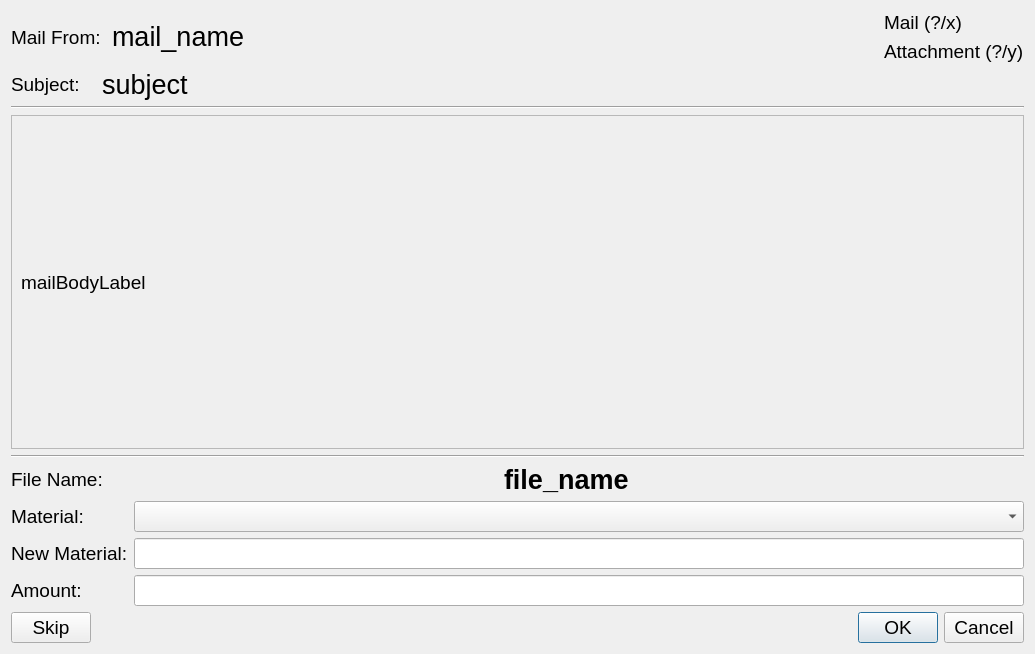
First picture: the form in creator_administrator/printer/ui/import_mail_dialog.ui, repository GijsGroote/creator_administrator, before the edit.
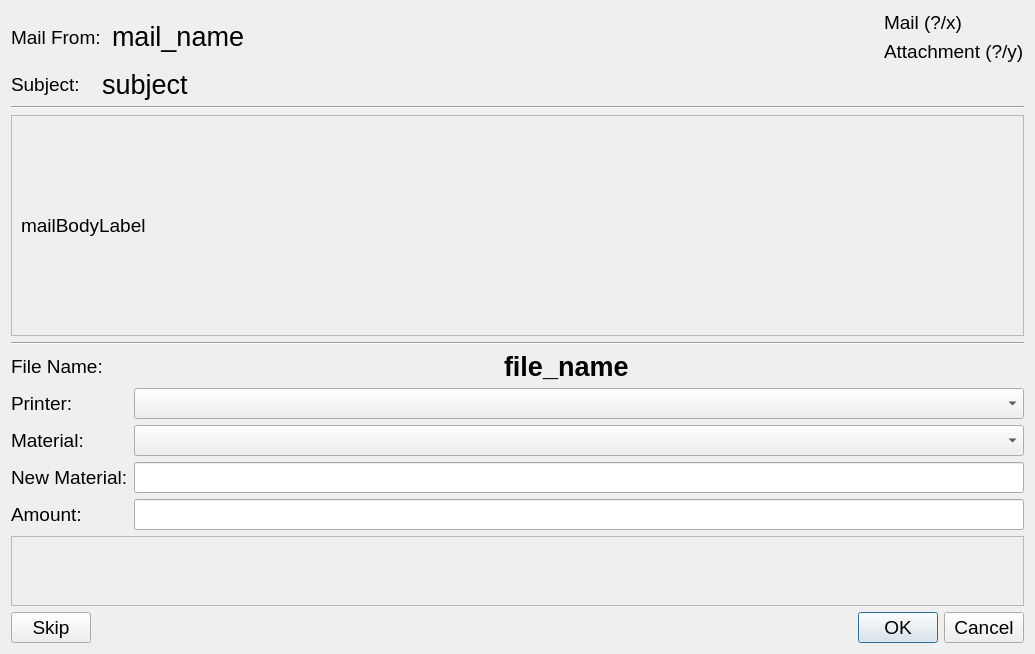
Second picture: the form after the edit. Icons and pictures are not drawn.

The edit to the form file:
```diff
--- a/creator_administrator/printer/ui/import_mail_dialog.ui
+++ b/creator_administrator/printer/ui/import_mail_dialog.ui
@@ -139,7 +139,7 @@
           <x>0</x>
           <y>0</y>
           <width>1013</width>
-          <height>310</height>
+          <height>196</height>
          </rect>
         </property>
         <layout class="QHBoxLayout" name="horizontalLayout_5">
@@ -206,8 +206,8 @@
       </layout>
      </item>
      <item>
-      <layout class="QFormLayout" name="formLayout">
-       <item row="0" column="0">
+      <layout class="QFormLayout" name="attachmentInfoFormLayout">
+       <item row="1" column="0">
         <widget class="QLabel" name="materialQLabel">
          <property name="text">
           <string>Material:</string>
@@ -217,10 +217,10 @@
          </property>
         </widget>
        </item>
-       <item row="0" column="1">
+       <item row="1" column="1">
         <widget class="QComboBox" name="materialQComboBox"/>
        </item>
-       <item row="1" column="0">
+       <item row="2" column="0">
         <widget class="QLabel" name="newMaterialQLabel">
          <property name="text">
           <string>New Material:</string>
@@ -230,10 +230,10 @@
          </property>
         </widget>
        </item>
-       <item row="1" column="1">
+       <item row="2" column="1">
         <widget class="QLineEdit" name="newMaterialQLineEdit"/>
        </item>
-       <item row="2" column="0">
+       <item row="3" column="0">
         <widget class="QLabel" name="amountQLabel">
          <property name="text">
           <string>Amount:</string>
@@ -243,11 +243,44 @@
          </property>
         </widget>
        </item>
-       <item row="2" column="1">
+       <item row="3" column="1">
         <widget class="QLineEdit" name="amountQLineEdit"/>
        </item>
+       <item row="0" column="0">
+        <widget class="QLabel" name="label_4">
+         <property name="text">
+          <string>Printer:</string>
+         </property>
+        </widget>
+       </item>
+       <item row="0" column="1">
+        <widget class="QComboBox" name="printerComboBox"/>
+       </item>
       </layout>
      </item>
+     <item>
+      <widget class="QScrollArea" name="printPropertyScrollArea">
+       <property name="sizePolicy">
+        <sizepolicy hsizetype="Minimum" vsizetype="Minimum">
+         <horstretch>0</horstretch>
+         <verstretch>0</verstretch>
+        </sizepolicy>
+       </property>
+       <property name="widgetResizable">
+        <bool>true</bool>
+       </property>
+       <widget class="QWidget" name="scrollAreaWidgetContents_2">
+        <property name="geometry">
+         <rect>
+          <x>0</x>
+          <y>0</y>
+          <width>1013</width>
+          <height>68</height>
+         </rect>
+        </property>
+       </widget>
+      </widget>
+     </item>
      <item>
       <layout class="QHBoxLayout" name="horizontalLayout_3">
        <item>
```
